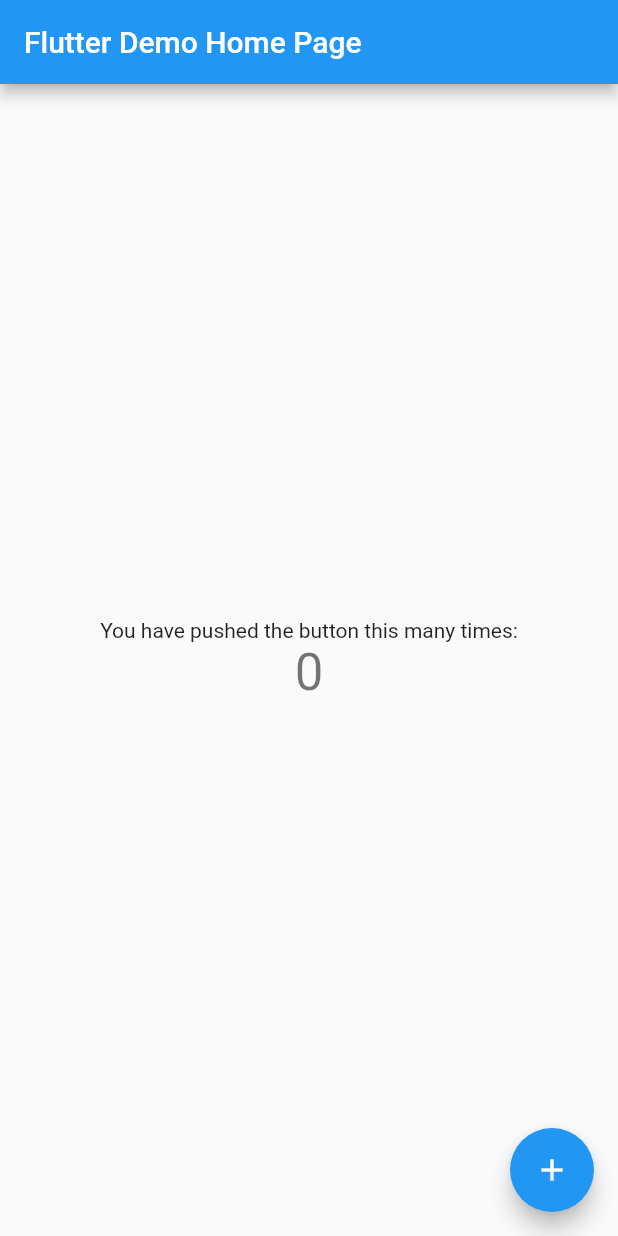
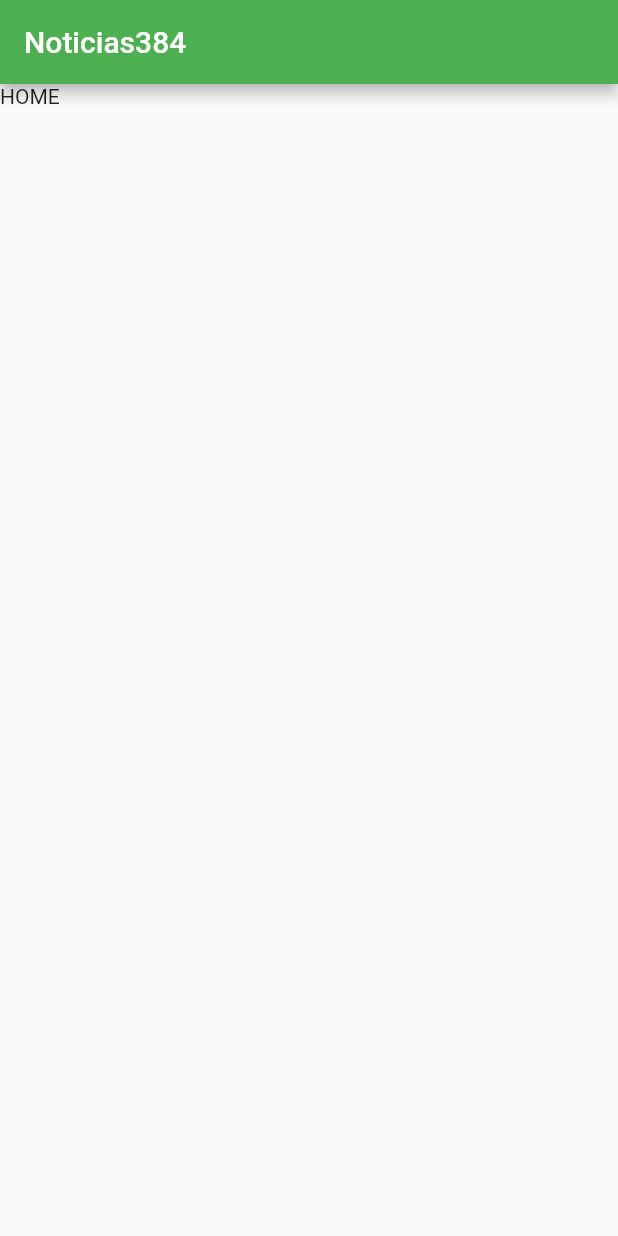
Before and after one commit to curso-de-flutter/Noticias384, a Flutter app: the screen it shows after launch, on a phone screen of 412 x 824 dp. Run offline on Flutter 3.47's test engine with Material 2 defaults, Android fonts, the phone set to English and light mode, and no system bars.

Commit message:
Creando Home y Personalizando nuestra app

```diff
--- a/lib/main.dart
+++ b/lib/main.dart
@@ -1,109 +1,18 @@
 import 'package:flutter/material.dart';
+import 'view/Home.dart';
 
 void main() => runApp(new MyApp());
 
 class MyApp extends StatelessWidget {
-  // This widget is the root of your application.
   @override
   Widget build(BuildContext context) {
     return new MaterialApp(
-      title: 'Flutter Demo',
+      title: 'Noticias384',
       theme: new ThemeData(
-        // This is the theme of your application.
-        //
-        // Try running your application with "flutter run". You'll see the
-        // application has a blue toolbar. Then, without quitting the app, try
-        // changing the primarySwatch below to Colors.green and then invoke
-        // "hot reload" (press "r" in the console where you ran "flutter run",
-        // or press Run > Flutter Hot Reload in IntelliJ). Notice that the
-        // counter didn't reset back to zero; the application is not restarted.
-        primarySwatch: Colors.blue,
+        primarySwatch: Colors.green,
+        accentColor: Colors.red
       ),
-      home: new MyHomePage(title: 'Flutter Demo Home Page'),
+      home: new Home(),
     );
   }
 }
-
-class MyHomePage extends StatefulWidget {
-  MyHomePage({Key key, this.title}) : super(key: key);
-
-  // This widget is the home page of your application. It is stateful, meaning
-  // that it has a State object (defined below) that contains fields that affect
-  // how it looks.
-
-  // This class is the configuration for the state. It holds the values (in this
-  // case the title) provided by the parent (in this case the App widget) and
-  // used by the build method of the State. Fields in a Widget subclass are
-  // always marked "final".
-
-  final String title;
-
-  @override
-  _MyHomePageState createState() => new _MyHomePageState();
-}
-
-class _MyHomePageState extends State<MyHomePage> {
-  int _counter = 0;
-
-  void _incrementCounter() {
-    setState(() {
-      // This call to setState tells the Flutter framework that something has
-      // changed in this State, which causes it to rerun the build method below
-      // so that the display can reflect the updated values. If we changed
-      // _counter without calling setState(), then the build method would not be
-      // called again, and so nothing would appear to happen.
-      _counter++;
-    });
-  }
-
-  @override
-  Widget build(BuildContext context) {
-    // This method is rerun every time setState is called, for instance as done
-    // by the _incrementCounter method above.
-    //
-    // The Flutter framework has been optimized to make rerunning build methods
-    // fast, so that you can just rebuild anything that needs updating rather
-    // than having to individually change instances of widgets.
-    return new Scaffold(
-      appBar: new AppBar(
-        // Here we take the value from the MyHomePage object that was created by
-        // the App.build method, and use it to set our appbar title.
-        title: new Text(widget.title),
-      ),
-      body: new Center(
-        // Center is a layout widget. It takes a single child and positions it
-        // in the middle of the parent.
-        child: new Column(
-          // Column is also layout widget. It takes a list of children and
-          // arranges them vertically. By default, it sizes itself to fit its
-          // children horizontally, and tries to be as tall as its parent.
-          //
-          // Invoke "debug paint" (press "p" in the console where you ran
-          // "flutter run", or select "Toggle Debug Paint" from the Flutter tool
-          // window in IntelliJ) to see the wireframe for each widget.
-          //
-          // Column has various properties to control how it sizes itself and
-          // how it positions its children. Here we use mainAxisAlignment to
-          // center the children vertically; the main axis here is the vertical
-          // axis because Columns are vertical (the cross axis would be
-          // horizontal).
-          mainAxisAlignment: MainAxisAlignment.center,
-          children: <Widget>[
-            new Text(
-              'You have pushed the button this many times:',
-            ),
-            new Text(
-              '$_counter',
-              style: Theme.of(context).textTheme.display1,
-            ),
-          ],
-        ),
-      ),
-      floatingActionButton: new FloatingActionButton(
-        onPressed: _incrementCounter,
-        tooltip: 'Increment',
-        child: new Icon(Icons.add),
-      ), // This trailing comma makes auto-formatting nicer for build methods.
-    );
-  }
-}
--- /dev/null
+++ b/lib/view/Home.dart
@@ -0,0 +1,19 @@
+import 'package:flutter/material.dart';
+
+class Home extends StatefulWidget{
+
+  @override
+  State createState() => _homeState();
+}
+class _homeState extends State<Home>{
+
+  @override
+  Widget build(BuildContext context) {
+    return Scaffold(
+      appBar: new AppBar(
+        title: Text('Noticias384'),
+      ),
+      body: Text('HOME'),
+    );
+  }
+}
```
